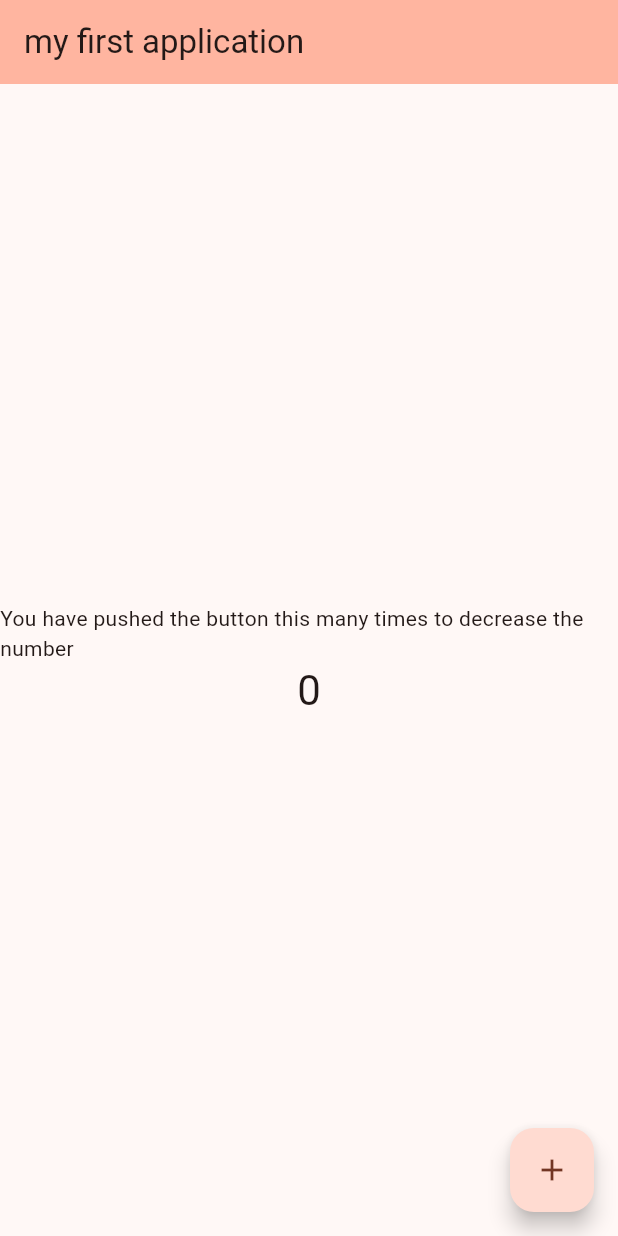
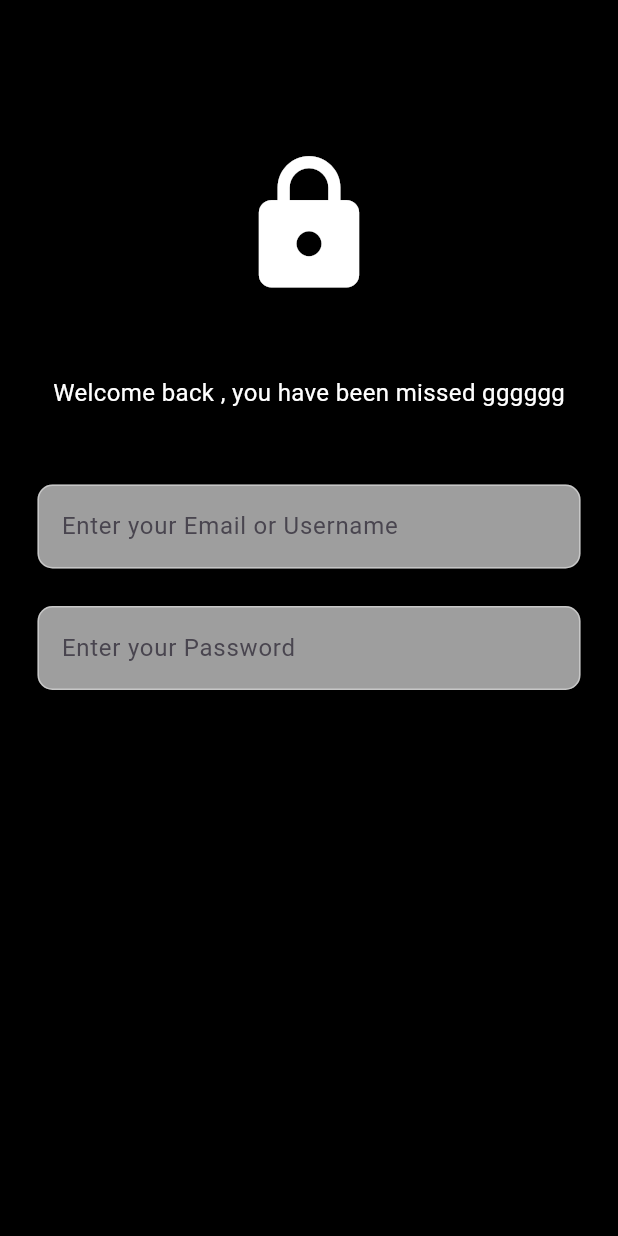
Before and after one commit to LinaDjebli/tourism_application, a Flutter app: the screen it shows after launch, on a phone screen of 412 x 824 dp. Run offline on Flutter 3.47's test engine with Material 3 defaults, Android fonts, the phone set to English and light mode, and no system bars.

Commit message:
create login page

```diff
--- /dev/null
+++ b/lib/first_page.dart
@@ -0,0 +1,10 @@
+import 'package:flutter/material.dart';
+
+class firstPage extends StatelessWidget {
+  const firstPage({super.key});
+
+  @override
+  Widget build(BuildContext context) {
+    return Scaffold();
+  }
+}
--- /dev/null
+++ b/lib/login.dart
@@ -0,0 +1,59 @@
+import 'package:flutter/material.dart';
+import 'package:tourism_application/textfiled.dart';
+
+double radius = 10.0;
+
+class loginPage extends StatelessWidget {
+  loginPage({super.key});
+
+  //controller for text
+  final usernamecontroller = TextEditingController();
+  final passwordcontroller = TextEditingController();
+
+  @override
+  Widget build(BuildContext context) {
+    return Scaffold(
+        backgroundColor: Colors.black,
+        body: SafeArea(
+            child: Center(
+                child: Column(
+          children: [
+            SizedBox(height: 100),
+            //logo
+            Icon(
+              Icons.lock,
+              size: 100,
+              color: Colors.white,
+            ),
+
+            const SizedBox(height: 50),
+
+            //welcome back message
+            Text(
+              'Welcome back , you have been missed gggggg',
+              style: TextStyle(
+                color: Colors.white,
+                fontSize: 16,
+              ),
+            ),
+            const SizedBox(height: 50),
+
+            //username textfield
+            textfiled(
+              controller: usernamecontroller,
+              hintext: 'Enter your Email or Username',
+              obscuretext: false,
+            ),
+            const SizedBox(height: 25),
+            //password textfield
+            textfiled(
+              controller: passwordcontroller,
+              hintext: 'Enter your Password',
+              obscuretext: true,
+            ),
+            // sign in button
+            //not a memeber regiter now
+          ],
+        ))));
+  }
+}
--- a/lib/main.dart
+++ b/lib/main.dart
@@ -1,4 +1,6 @@
 import 'package:flutter/material.dart';
+import 'package:tourism_application/login.dart';
+import 'first_page.dart';
 
 void main() {
   runApp(const MyApp());
@@ -6,83 +8,11 @@
 
 class MyApp extends StatelessWidget {
   const MyApp({super.key});
-
-  // This widget is the root of your application.
   @override
   Widget build(BuildContext context) {
     return MaterialApp(
-      title: 'Flutter Demonstration',
-      theme: ThemeData(
-        colorScheme: ColorScheme.fromSeed(seedColor: Colors.deepOrange),
-        useMaterial3: true,
-      ),
-      home: const MyHomePage(title: 'my first application '),
+      debugShowCheckedModeBanner: false,
+      home: loginPage(),
     );
   }
 }
-
-class MyHomePage extends StatefulWidget {
-  const MyHomePage({super.key, required this.title});
-
-  final String title;
-
-  @override
-  State<MyHomePage> createState() => _MyHomePageState();
-}
-
-class _MyHomePageState extends State<MyHomePage> {
-  int _counter = 0;
-
-  void _incrementCounter() {
-    setState(() {
-      // This call to setState tells the Flutter framework that something has
-      // changed in this State, which causes it to rerun the build method below
-      // so that the display can reflect the updated values. If we changed
-      // _counter without calling setState(), then the build method would not be
-      // called again, and so nothing would appear to happen.
-      _counter--;
-    });
-  }
-
-  @override
-  Widget build(BuildContext context) {
-    // This method is rerun every time setState is called, for instance as done
-    // by the _incrementCounter method above.
-    //
-    // The Flutter framework has been optimized to make rerunning build methods
-    // fast, so that you can just rebuild anything that needs updating rather
-    // than having to individually change instances of widgets.
-    return Scaffold(
-      appBar: AppBar(
-        // TRY THIS: Try changing the color here to a specific color (to
-        // Colors.amber, perhaps?) and trigger a hot reload to see the AppBar
-        // change color while the other colors stay the same.
-        backgroundColor: Theme.of(context).colorScheme.inversePrimary,
-        // Here we take the value from the MyHomePage object that was created by
-        // the App.build method, and use it to set our appbar title.
-        title: Text(widget.title),
-      ),
-      body: Center(
-        // Center is a layout widget. It takes a single child and positions it
-        // in the middle of the parent.
-        child: Column(
-          mainAxisAlignment: MainAxisAlignment.center,
-          children: <Widget>[
-            const Text(
-              'You have pushed the button this many times to decrease the number ',
-            ),
-            Text(
-              '$_counter',
-              style: Theme.of(context).textTheme.headlineMedium,
-            ),
-          ],
-        ),
-      ),
-      floatingActionButton: FloatingActionButton(
-        onPressed: _incrementCounter,
-        tooltip: 'Increment',
-        child: const Icon(Icons.add),
-      ), // This trailing comma makes auto-formatting nicer for build methods.
-    );
-  }
-}
--- /dev/null
+++ b/lib/textfiled.dart
@@ -0,0 +1,37 @@
+import 'package:flutter/material.dart';
+
+class textfiled extends StatelessWidget {
+  final controller;
+  final String hintext;
+  final bool obscuretext;
+  const textfiled(
+      {super.key,
+      required this.controller,
+      required this.hintext,
+      required this.obscuretext});
+  @override
+  Widget build(BuildContext context) {
+    return Padding(
+      padding: const EdgeInsets.symmetric(horizontal: 25.0),
+      child: TextField(
+        controller: controller,
+        obscureText: obscuretext,
+        decoration: InputDecoration(
+          hintText: hintext,
+          enabledBorder: OutlineInputBorder(
+            borderSide:
+                BorderSide(color: const Color.fromARGB(109, 255, 255, 255)),
+            borderRadius: BorderRadius.circular(10.0), // Set borderRadius here
+          ),
+          focusedBorder: OutlineInputBorder(
+            borderSide:
+                BorderSide(color: const Color.fromARGB(109, 255, 255, 255)),
+            borderRadius: BorderRadius.circular(10.0), // Set borderRadius here
+          ),
+          fillColor: Colors.grey,
+          filled: true,
+        ),
+      ),
+    );
+  }
+}
--- a/pubspec.yaml
+++ b/pubspec.yaml
@@ -59,8 +59,8 @@ flutter:
   uses-material-design: true
 
   # To add assets to your application, add an assets section, like this:
-  # assets:
-  #   - images/a_dot_burr.jpeg
+  assets:
+    - lib/photos/
   #   - images/a_dot_ham.jpeg
 
   # An image asset can refer to one or more resolution-specific "variants", see
```
Also changed, not shown: lib/photos/0c0056ea0deb5fac7213825c34a5e664.jpg (added).
